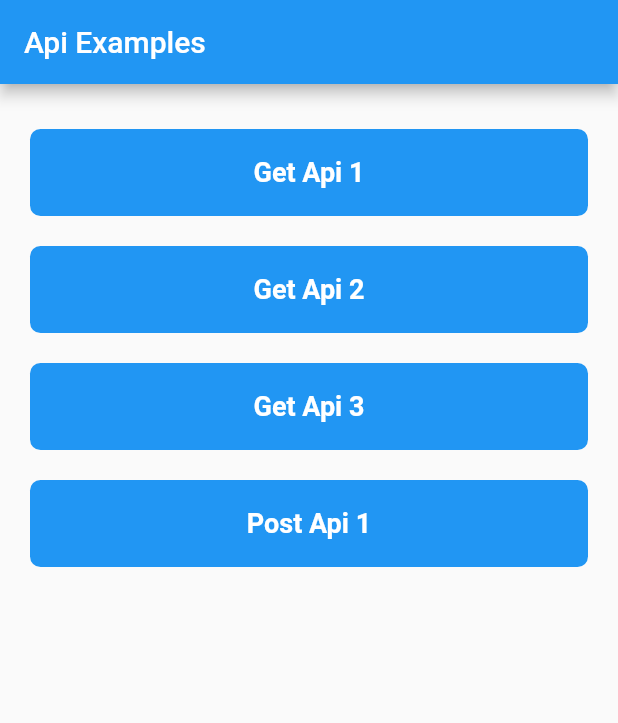
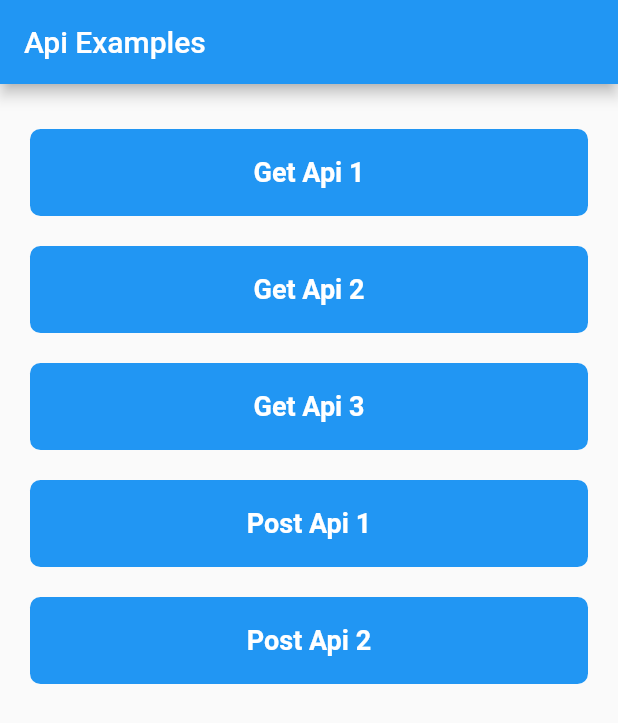
Before and after one commit to Furqan221/practice-app, a Flutter app: the screen it shows after launch, on a phone screen of 412 x 824 dp. Shown: the top 723 px of the screen. Run offline on Flutter 3.47's test engine with Material 2 defaults, Android fonts, the phone set to English and light mode, and no system bars; our stand-ins replace get, image_picker, modal_progress_hud_nsn.

Commit message:
2nd commit

```diff
--- a/lib/export_all.dart
+++ b/lib/export_all.dart
@@ -6,6 +6,7 @@ export 'package:apipractice/screen/get_api_1.dart';
 export 'package:apipractice/screen/get_api_2.dart';
 export 'package:apipractice/screen/get_api_3.dart';
 export 'package:apipractice/screen/post_api_1.dart';
+export 'package:apipractice/screen/post_api_2.dart';
 export 'package:apipractice/screen/home_screen.dart';
 
 // Packages
--- a/lib/main.dart
+++ b/lib/main.dart
@@ -1,4 +1,5 @@
 import 'package:apipractice/export_all.dart';
+import 'package:get/get.dart';
 
 void main() {
   runApp(const MyApp());
@@ -10,7 +11,7 @@ class MyApp extends StatelessWidget {
   // This widget is the root of your application.
   @override
   Widget build(BuildContext context) {
-    return MaterialApp(
+    return GetMaterialApp(
       debugShowCheckedModeBanner: false,
       title: 'Api Practice',
       home: IndexScreen(),
--- a/lib/screen/index_screen.dart
+++ b/lib/screen/index_screen.dart
@@ -12,10 +12,28 @@ class IndexScreen extends StatelessWidget {
       body: ListView(
         padding: EdgeInsets.symmetric(horizontal: 20, vertical: 20),
         children: [
-          ButtonWidget1(text: 'Get Api 1', onTap: GetApiOneScreen()),
-          ButtonWidget1(text: 'Get Api 2', onTap: GetApiTwoScreen()),
-          ButtonWidget1(text: 'Get Api 3', onTap: GetApiThreeScreen()),
-          ButtonWidget1(text: 'Post Api 1', onTap: PostApiOneScreen()),
+          ButtonWidget1(
+              text: 'Get Api 1',
+              onTap: () => Navigator.push(context,
+                  MaterialPageRoute(builder: (context) => GetApiOneScreen()))),
+          ButtonWidget1(
+              text: 'Get Api 2',
+              onTap: () => Navigator.push(context,
+                  MaterialPageRoute(builder: (context) => GetApiTwoScreen()))),
+          ButtonWidget1(
+              text: 'Get Api 3',
+              onTap: () => Navigator.push(
+                  context,
+                  MaterialPageRoute(
+                      builder: (context) => GetApiThreeScreen()))),
+          ButtonWidget1(
+              text: 'Post Api 1',
+              onTap: () => Navigator.push(context,
+                  MaterialPageRoute(builder: (context) => PostApiOneScreen()))),
+          ButtonWidget1(
+              text: 'Post Api 2',
+              onTap: () => Navigator.push(context,
+                  MaterialPageRoute(builder: (context) => PostApiTwoScreen()))),
         ],
       ),
     );
@@ -23,7 +41,7 @@ class IndexScreen extends StatelessWidget {
 }
 
 class ButtonWidget1 extends StatelessWidget {
-  var onTap;
+  VoidCallback? onTap;
   final String? text;
   final Color? color;
 
@@ -32,13 +50,7 @@ class ButtonWidget1 extends StatelessWidget {
   @override
   Widget build(BuildContext context) {
     return GestureDetector(
-      onTap: text == 'Sign Up' || text == 'Login'
-          ? onTap
-          : () {
-                Navigator.push(
-                    context, MaterialPageRoute(builder: (context) => onTap));
-              } ??
-              () {},
+      onTap: onTap,
       child: Container(
         alignment: Alignment.center,
         // width: 388,
--- a/pubspec.yaml
+++ b/pubspec.yaml
@@ -37,6 +37,8 @@ dependencies:
   cupertino_icons: ^1.0.2
   http: ^0.13.5
   modal_progress_hud_nsn: ^0.3.0
+  image_picker: ^0.8.7+1
+  get: ^4.6.5
 
 dev_dependencies:
   flutter_test:
```
Also changed, not shown: lib/screen/post_api_2.dart (added, +118 -0 lines), pubspec.lock, 2 other files.
